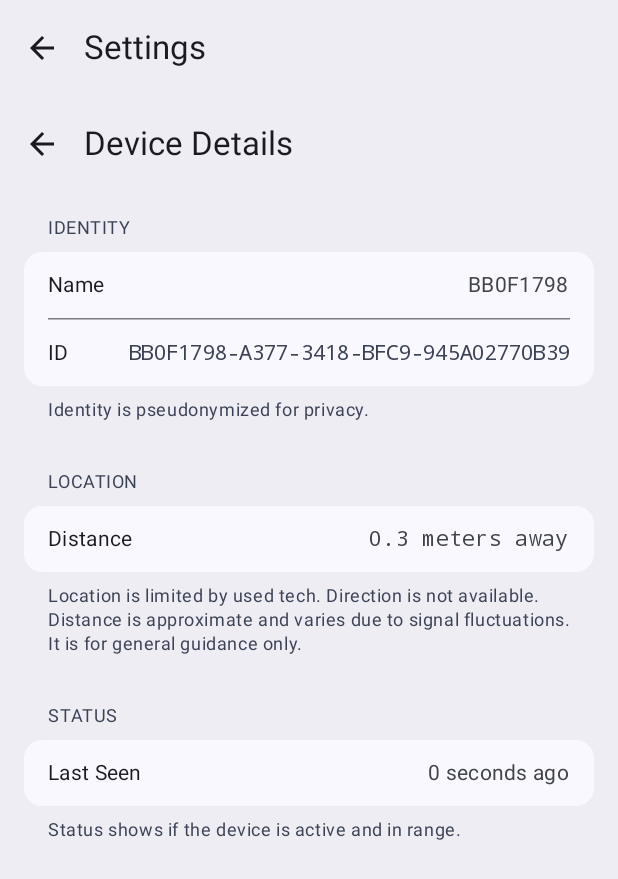
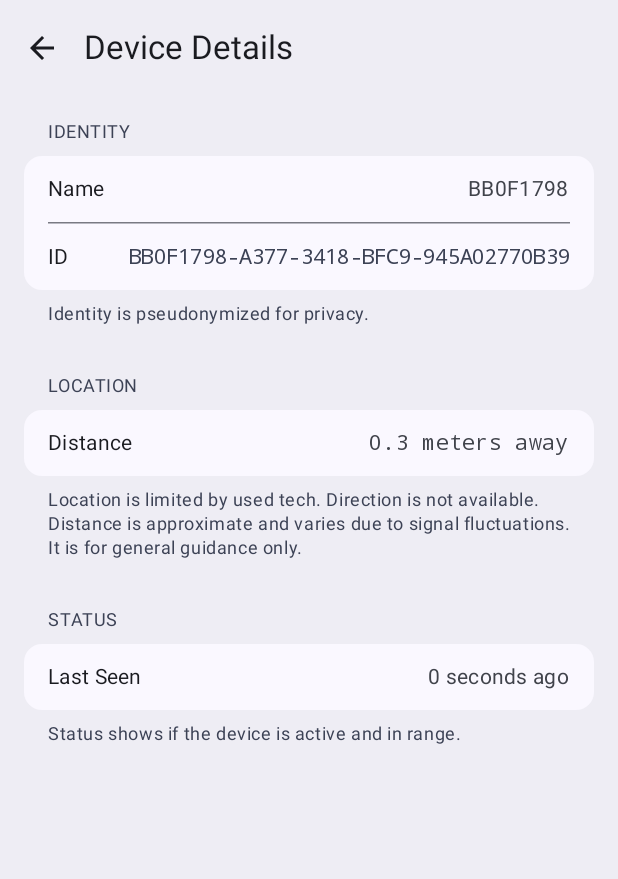
Before and after one commit to igatha/flare-gun, an Android app built with Jetpack Compose: the @Preview function DeviceDetailViewPreview, on a phone screen of 412 x 824 dp. Shown: the top 879 px of the screen. Run offline under Robolectric (Android 15) with nearby library versions, the light colour scheme and no system bars.

Commit message:
android: Fix device details topbar

```diff
--- a/Android/app/src/main/java/com/nizarmah/igatha/ui/view/DeviceDetailView.kt
+++ b/Android/app/src/main/java/com/nizarmah/igatha/ui/view/DeviceDetailView.kt
@@ -47,7 +47,7 @@ fun DeviceDetailView(
     Scaffold(
         topBar = {
             TopAppBar(
-                title = { Text("Settings") },
+                title = { Text("Device Details") },
                 navigationIcon = {
                     IconButton(onClick = onBackClick) {
                         Icon(
@@ -68,20 +68,6 @@ fun DeviceDetailView(
                 .fillMaxSize()
                 .background(MaterialTheme.colorScheme.surfaceContainer)
         ) {
-            TopAppBar(
-                title = { Text("Device Details") },
-                navigationIcon = {
-                    IconButton(onClick = onBackClick) {
-                        Icon(
-                            imageVector = Icons.AutoMirrored.Sharp.ArrowBack,
-                            contentDescription = "Go back"
-                        )
-                    }
-                },
-                colors = TopAppBarDefaults.topAppBarColors(
-                    containerColor = MaterialTheme.colorScheme.surfaceContainer
-                )
-            )
             LazyColumn {
                 item {
                     Section(
```
